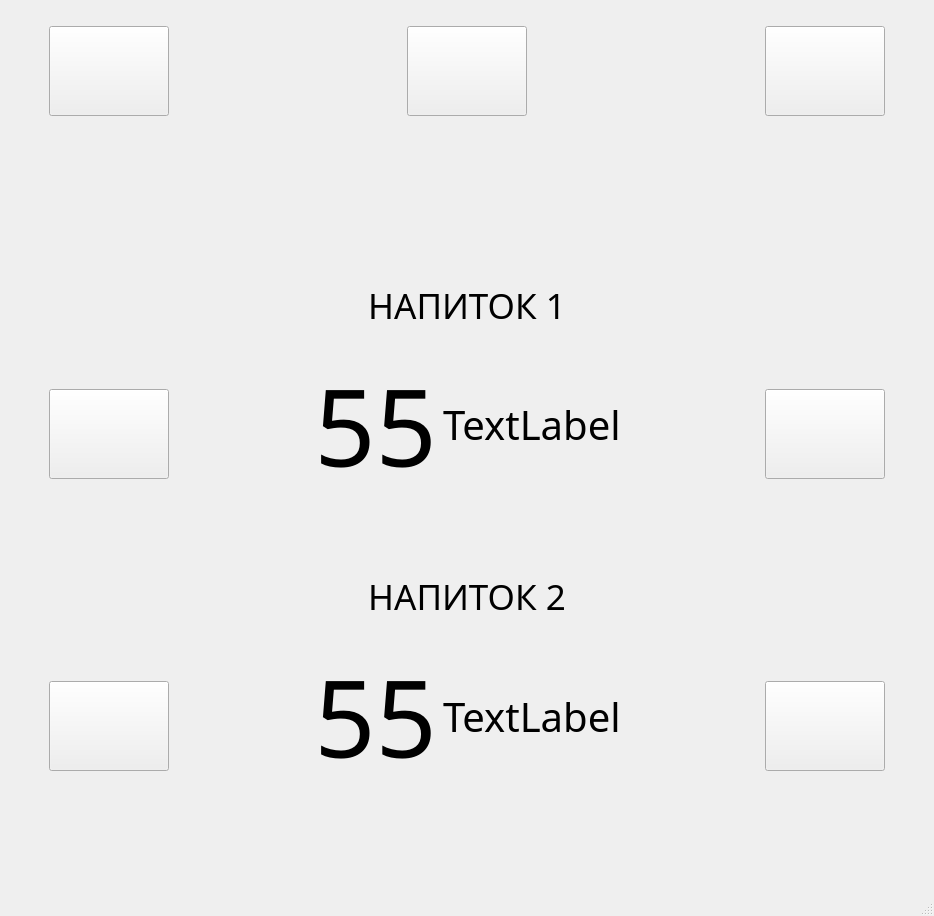
Qt form Filler_interface/Window_filler/UI_filler2.ui (TWOKRAI/Filler) before a commit.
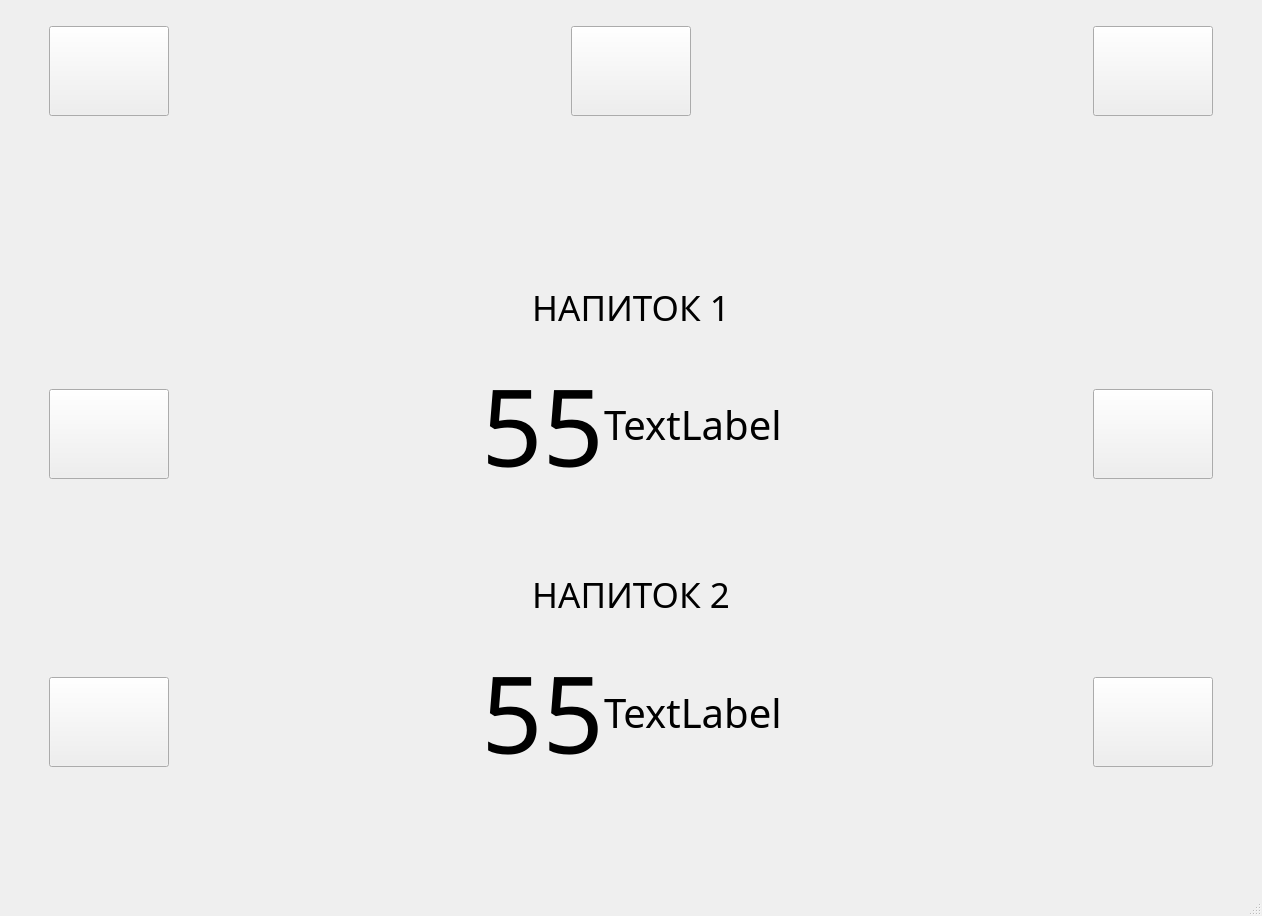
The same form after that commit.

Patch:
```diff
--- a/Filler_interface/Window_filler/UI_filler2.ui
+++ b/Filler_interface/Window_filler/UI_filler2.ui
@@ -6,7 +6,7 @@
    <rect>
     <x>0</x>
     <y>0</y>
-    <width>934</width>
+    <width>1262</width>
     <height>916</height>
    </rect>
   </property>
@@ -63,6 +63,9 @@
       </item>
       <item>
        <layout class="QVBoxLayout" name="verticalLayout_7">
+        <property name="spacing">
+         <number>0</number>
+        </property>
         <item>
          <layout class="QHBoxLayout" name="horizontalLayout">
           <item>
@@ -261,6 +264,9 @@
         </item>
         <item>
          <layout class="QHBoxLayout" name="horizontalLayout_2">
+          <property name="spacing">
+           <number>0</number>
+          </property>
           <item>
            <spacer name="horizontalSpacer_3">
             <property name="orientation">
@@ -276,6 +282,9 @@
           </item>
           <item>
            <layout class="QVBoxLayout" name="verticalLayout">
+            <property name="spacing">
+             <number>0</number>
+            </property>
             <item>
              <spacer name="verticalSpacer_5">
               <property name="orientation">
```
Left out of the diff: 2 changed lines with no effect on the pictures.
